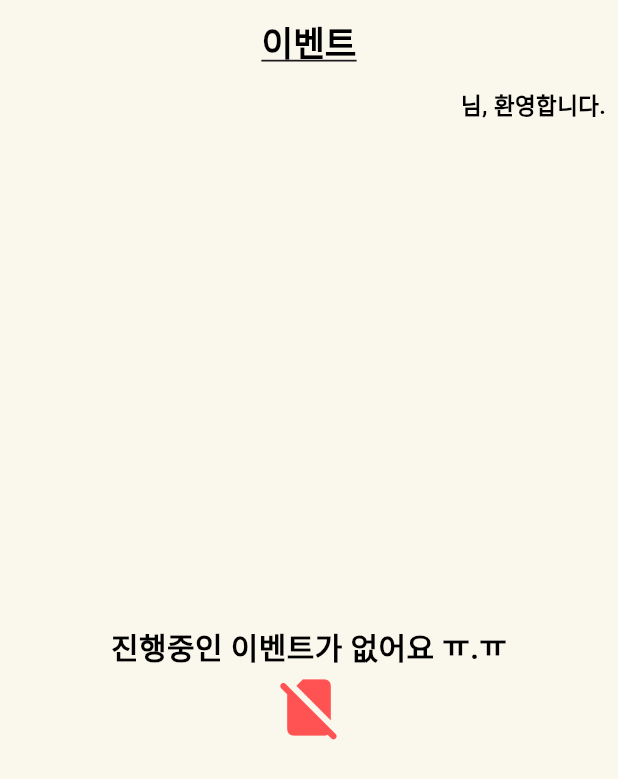
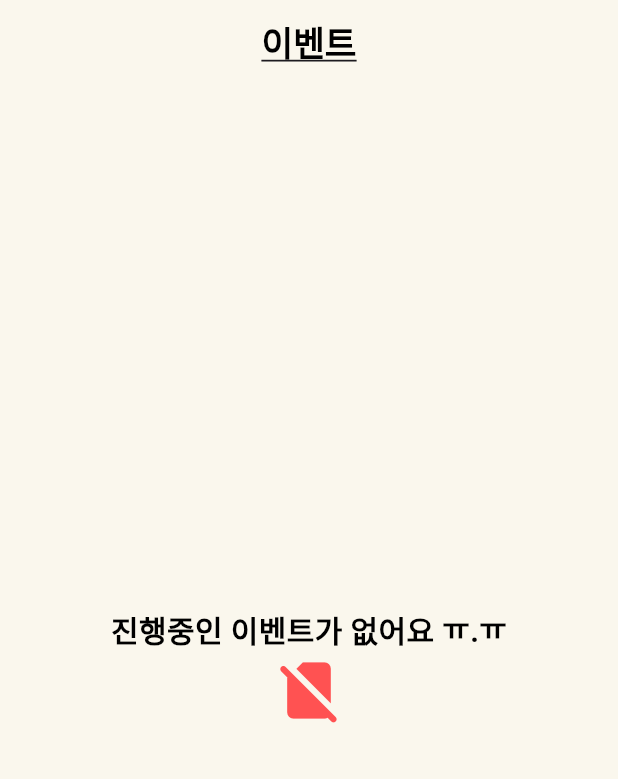
Before and after one commit to KimShun/Final_ProjectBasic, a Flutter app: the EventPageScreen screen opened by its route, on a phone screen of 412 x 824 dp. Shown: the top 779 px of the screen. Run offline on Flutter 3.47's test engine with Material 3 defaults, Android fonts, the phone set to English and light mode, and no system bars; our stand-ins replace bloc, card_swiper, circular_profile_avatar, cloud_firestore, dot_navigation_bar, equatable and 9 more; missing offline and left inert: kakao_flutter_sdk_user; accounts and stored records are empty; Roboto replaces fonts that are missing (Jua).

Commit message:
환영문구 삭제

```diff
--- a/shopping_minna_pet/lib/src/event/event.dart
+++ b/shopping_minna_pet/lib/src/event/event.dart
@@ -40,15 +40,11 @@ class _EventPageScreenState extends State<EventPageScreen> {
         padding: const EdgeInsets.symmetric(horizontal: 8.0, vertical: 3.0),
         child: Column(
           children: [
-            Row(
+            const Row(
               mainAxisAlignment: MainAxisAlignment.end,
               children: [
-                AppText(
-                  title: "${context.select<AuthenticationCubit, String?>((value) => value.state.user!.name)} 님, 환영합니다.",
-                  fontSize: 15.0,
-                  color: Colors.black,
-                ),
-                const _writeButtonShowAndHide()
+                _writeButtonShowAndHide(),
+                SizedBox(width: 10.0)
               ],
             ),
             const SizedBox(height: 10.0),
```
